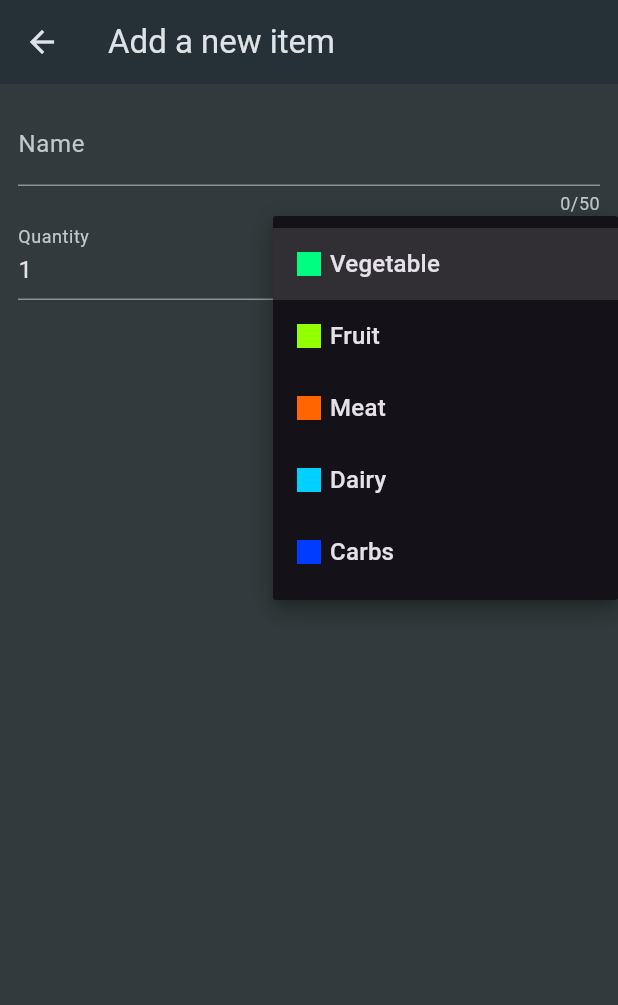
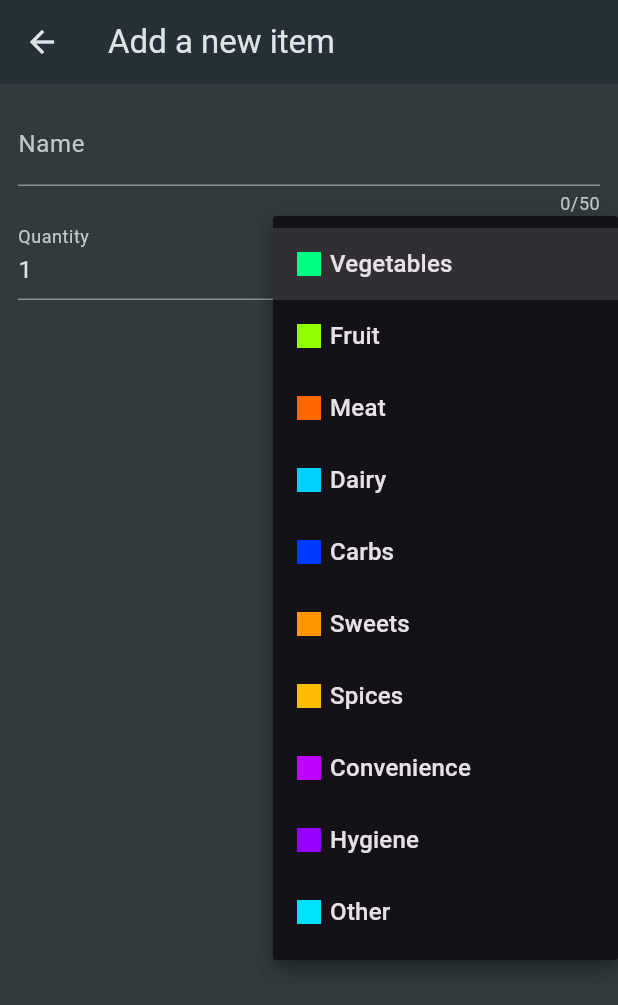
Before and after one commit to shaikhikram04/Shopping-List, a Flutter app: the NewItemScreen screen opened directly, after a tap on the "arrow drop down" icon, on a phone screen of 412 x 824 dp. Shown: the top 1005 px of the screen. Run offline on Flutter 3.47's test engine with Material 3 defaults, Android fonts, the phone set to English and light mode, and no system bars.

```diff
--- a/lib/data/categories.dart
+++ b/lib/data/categories.dart
@@ -4,7 +4,7 @@ import 'package:shopping_list/models/category.dart';
 
 const categories = {
   Categories.vegetables: Category(
-    'Vegetable',
+    'Vegetables',
     Color.fromARGB(255, 0, 255, 128),
   ),
   Categories.fruit: Category(
@@ -23,4 +23,24 @@ const categories = {
     'Carbs',
     Color.fromARGB(255, 0, 60, 255),
   ),
+  Categories.sweets: Category(
+    'Sweets',
+    Color.fromARGB(255, 255, 149, 0),
+  ),
+  Categories.spices: Category(
+    'Spices',
+    Color.fromARGB(255, 255, 187, 0),
+  ),
+  Categories.convenience: Category(
+    'Convenience',
+    Color.fromARGB(255, 191, 0, 255),
+  ),
+  Categories.hygiene: Category(
+    'Hygiene',
+    Color.fromARGB(255, 149, 0, 255),
+  ),
+  Categories.other: Category(
+    'Other',
+    Color.fromARGB(255, 0, 225, 255),
+  ),
 };
```
Also changed, not shown: lib/screens/new_item.dart (+16 -1 lines).
